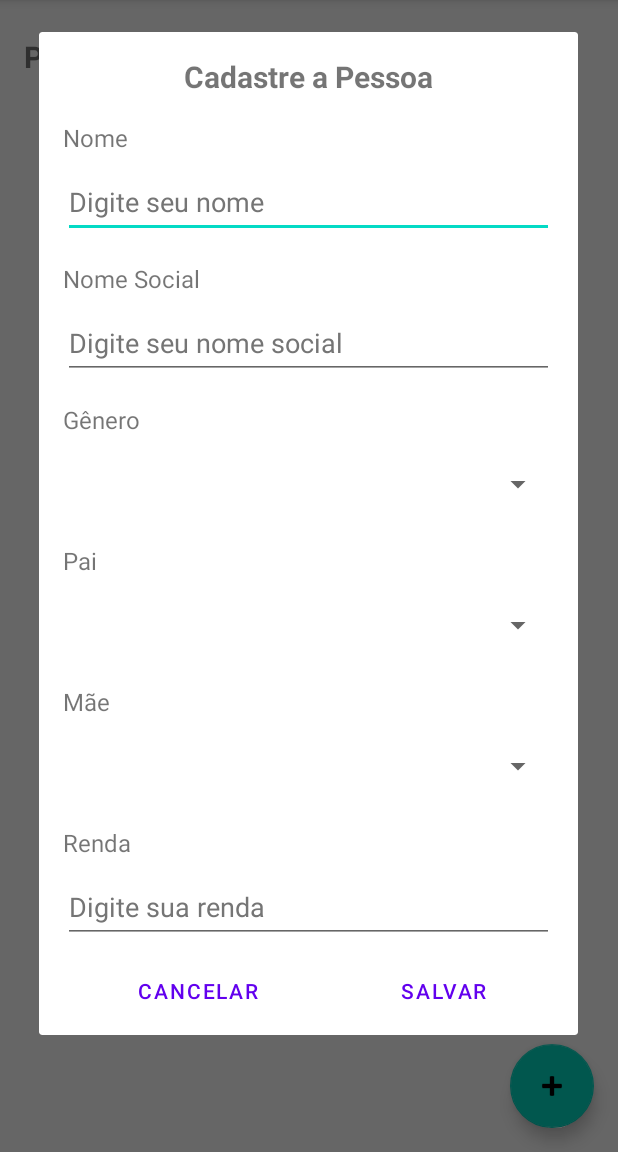
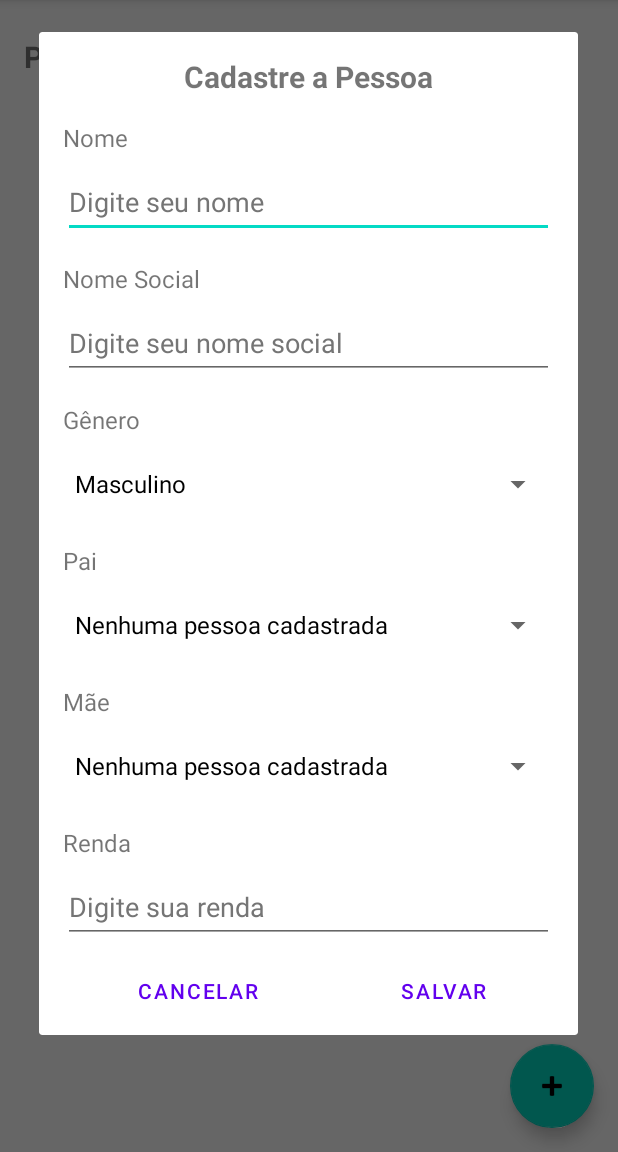
Before and after one commit to luishenriqueturani/AnaliseEDesenvolvimentoDeSistemasQI, an Android app: the screen it shows after launch (MainActivity), after a tap on "btnNovoCadastro", on a phone screen of 412 x 824 dp, the part 84-1236 px from its top. Run offline under Robolectric (Android 15) with nearby library versions, the phone set to English and light mode, and no system bars; 1 statement that could not run was skipped.

Commit message:
Spinners receberam os dados
Falta coletar os dados dos spinners

```diff
--- a/Linguagem_de_programacao_e_programacao_mobile/AtividadeIntegradora/app/src/main/java/br/com/atividadeintegradora/model/GenerosDAO.java
+++ b/Linguagem_de_programacao_e_programacao_mobile/AtividadeIntegradora/app/src/main/java/br/com/atividadeintegradora/model/GenerosDAO.java
@@ -416,5 +416,29 @@ public class GenerosDAO {
         }
     }
 
+    public List<String> buscaTermo(){
+        try{
+            SQLiteDatabase db = dbHelper.getReadableDatabase();
+
+            String[] projection = {
+                    BDContract.GenerosEntry.COLUMN_NAME_TERMO
+            };
+
+            Cursor cursor = CRUD.select(db, BDContract.GenerosEntry.TABLE_NAME, projection, null, null, null, null, null);
+
+            String termo = null;
+            List<String> l = new ArrayList<>();
+            while (cursor.moveToNext()){
+                termo = cursor.getString(cursor.getColumnIndexOrThrow(BDContract.GenerosEntry.COLUMN_NAME_TERMO));
+
+                l.add(termo);
+            }
+            cursor.close();
+
+            return l;
+        }catch (Exception e){
+            return null;
+        }
+    }
 
 }
--- a/Linguagem_de_programacao_e_programacao_mobile/AtividadeIntegradora/app/src/main/java/br/com/atividadeintegradora/model/PessoaDAO.java
+++ b/Linguagem_de_programacao_e_programacao_mobile/AtividadeIntegradora/app/src/main/java/br/com/atividadeintegradora/model/PessoaDAO.java
@@ -95,5 +95,30 @@ public class PessoaDAO {
         }
     }
 
+    public List<String> buscaNome(){
+        try{
+            SQLiteDatabase db = dbHelper.getReadableDatabase();
+
+            String[] projection = {
+                    BDContract.PessoasEntry.COLUMN_NAME_NOME
+            };
+
+            Cursor cursor = CRUD.select(db, BDContract.PessoasEntry.TABLE_NAME, projection, null, null, null, null, null);
+
+            String nome = null;
+            List<String> l = new ArrayList<>();
+            while (cursor.moveToNext()){
+                nome = cursor.getString(cursor.getColumnIndexOrThrow(BDContract.PessoasEntry.COLUMN_NAME_NOME));
+
+                l.add(nome);
+            }
+            cursor.close();
+
+            return l;
+        }catch (Exception e){
+            return null;
+        }
+    }
+
 
 }
--- a/Linguagem_de_programacao_e_programacao_mobile/AtividadeIntegradora/app/src/main/java/br/com/atividadeintegradora/view/DialogCadastro.java
+++ b/Linguagem_de_programacao_e_programacao_mobile/AtividadeIntegradora/app/src/main/java/br/com/atividadeintegradora/view/DialogCadastro.java
@@ -4,13 +4,22 @@ import android.app.AlertDialog;
 import android.app.Dialog;
 import android.os.Bundle;
 import android.view.View;
+import android.widget.AdapterView;
+import android.widget.ArrayAdapter;
 import android.widget.Button;
 import android.widget.EditText;
 import android.widget.Spinner;
 
 import androidx.fragment.app.DialogFragment;
 
+import java.util.Arrays;
+import java.util.List;
+
 import br.com.atividadeintegradora.R;
+import br.com.atividadeintegradora.model.Generos;
+import br.com.atividadeintegradora.model.GenerosDAO;
+import br.com.atividadeintegradora.model.Pessoa;
+import br.com.atividadeintegradora.model.PessoaDAO;
 
 public class DialogCadastro extends DialogFragment {
 
@@ -29,6 +38,34 @@ public class DialogCadastro extends DialogFragment {
         Spinner spPai = (Spinner) dialogLayout.findViewById(R.id.spPai);
         Spinner spMae = (Spinner) dialogLayout.findViewById(R.id.spMae);
         Spinner spGenero = (Spinner) dialogLayout.findViewById(R.id.spGenero);
+        spPai.setOnItemSelectedListener(spPai.getOnItemSelectedListener());
+        spMae.setOnItemSelectedListener(spMae.getOnItemSelectedListener());
+        spGenero.setOnItemSelectedListener(spGenero.getOnItemSelectedListener());
+
+        GenerosDAO gdao = new GenerosDAO(getContext());
+        PessoaDAO pdao = new PessoaDAO(getContext());
+
+
+        List<String> listGeneros = gdao.buscaTermo();
+        List<String> listPessoas = pdao.buscaNome();
+
+        if(listGeneros.size() == 0){
+            listGeneros = Arrays.asList(new String[]{"Nenhum gênero encontrado"});
+        }
+
+        if(listPessoas.size() == 0){
+            listPessoas = Arrays.asList(new String[]{"Nenhuma pessoa cadastrada"});
+        }
+
+        ArrayAdapter<String> adapterGeneros = new ArrayAdapter<String>(getActivity(), androidx.appcompat.R.layout.support_simple_spinner_dropdown_item, listGeneros);
+        ArrayAdapter<String> adapterPessoas = new ArrayAdapter<String>(getActivity(), androidx.appcompat.R.layout.support_simple_spinner_dropdown_item, listPessoas);
+
+        adapterPessoas.setDropDownViewResource(R.layout.spinner_layout);
+        adapterGeneros.setDropDownViewResource(R.layout.spinner_layout);
+
+        spGenero.setAdapter(adapterGeneros);
+        spMae.setAdapter(adapterPessoas);
+        spPai.setAdapter(adapterPessoas);
 
         Button btnCancel = (Button) dialogLayout.findViewById(R.id.btnCancelar);
         Button btnSalvar = (Button) dialogLayout.findViewById(R.id.btnSalvar);
@@ -43,9 +80,17 @@ public class DialogCadastro extends DialogFragment {
         btnSalvar.setOnClickListener(new View.OnClickListener() {
             @Override
             public void onClick(View v) {
+                String nome = edNome.getText().toString();
+                String nomeSocial = edNomeSocial.getText().toString();
+                float renda = Float.parseFloat(edRenda.getText().toString());
+
+                //String genero = spGenero.get
+
                 GUI.lancarToast(v.getContext(), "Clicou em salvar");
             }
         });
+
+        //spGenero.getOnItemSelectedListener()
 
 
         return builder.create();
--- /dev/null
+++ b/Linguagem_de_programacao_e_programacao_mobile/AtividadeIntegradora/app/src/main/res/layout/spinner_layout.xml
@@ -0,0 +1,7 @@
+<?xml version="1.0" encoding="utf-8"?>
+<TextView
+    xmlns:android="http://schemas.android.com/apk/res/android"
+    android:layout_width="match_parent"
+    android:layout_height="wrap_content"
+    android:padding="10dp"
+    android:fontFamily="sans-serif-medium" />
```
Also changed, not shown: 1 other file.
